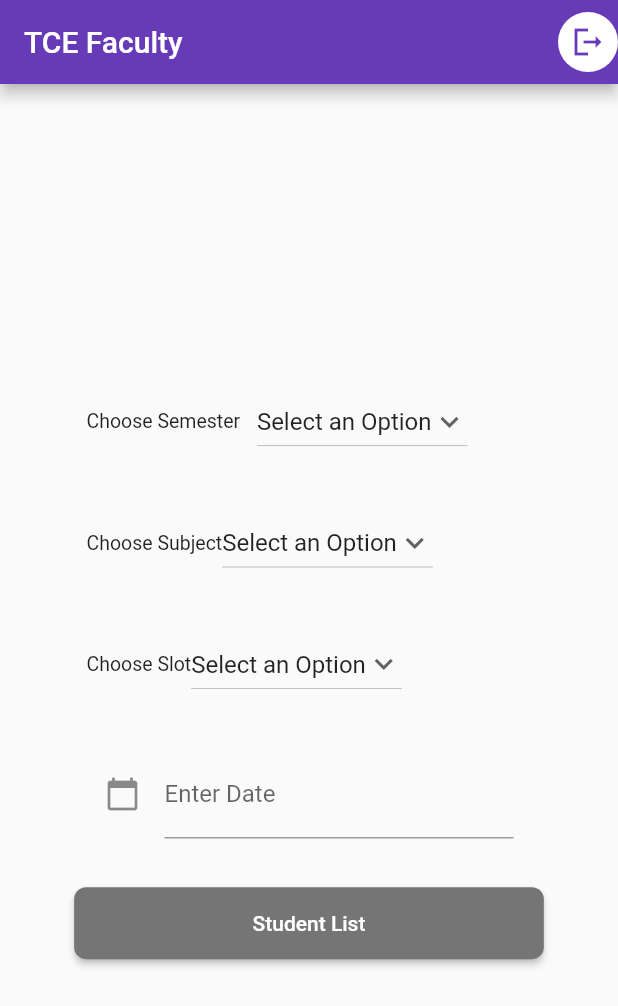
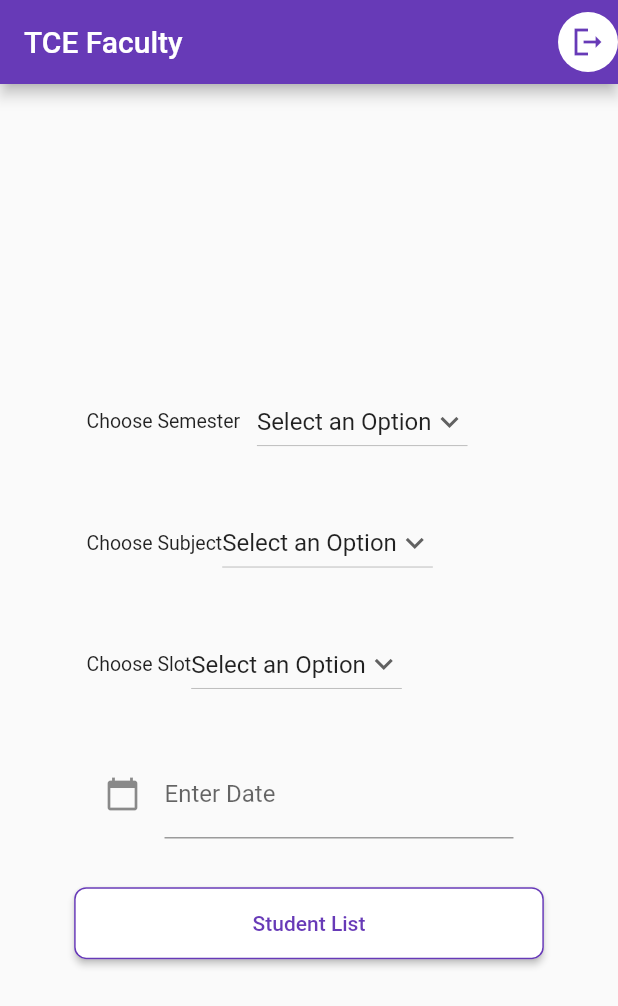
Before and after one commit to Sockalingam29/Bluetooth-Attendance-App-B-Tap, a Flutter app: the StaffHomePage screen opened by its route, on a phone screen of 412 x 824 dp. Shown: the top 1006 px of the screen. Run offline on Flutter 3.47's test engine with Material 2 defaults, Android fonts, the phone set to English and light mode, and no system bars; our stand-ins replace cloud_firestore, firebase_auth, firebase_core, get; missing offline and left inert: checkmark, nearby_connections; accounts and stored records are empty.

Commit message:
student list btn style changed

```diff
--- a/lib/pages/staff_home.dart
+++ b/lib/pages/staff_home.dart
@@ -360,9 +360,10 @@ class _StaffHomePage extends State<StaffHomePage> {
               height: 48,
               child: ElevatedButton(
                   style: ElevatedButton.styleFrom(
-                    backgroundColor: Colors.grey[600],
+                    backgroundColor: Colors.white,
                     shape: RoundedRectangleBorder(
                       borderRadius: BorderRadius.circular(8.0),
+                      side: const BorderSide(color: Colors.deepPurple),
                     ),
                   ),
                   onPressed: () {
@@ -383,7 +384,8 @@ class _StaffHomePage extends State<StaffHomePage> {
                       "slot": slotChoosen
                     });
                   },
-                  child: const Text("Student List")),
+                  child: const Text("Student List",
+                      style: TextStyle(color: Colors.deepPurple))),
             ),
           ],
         ),
```
